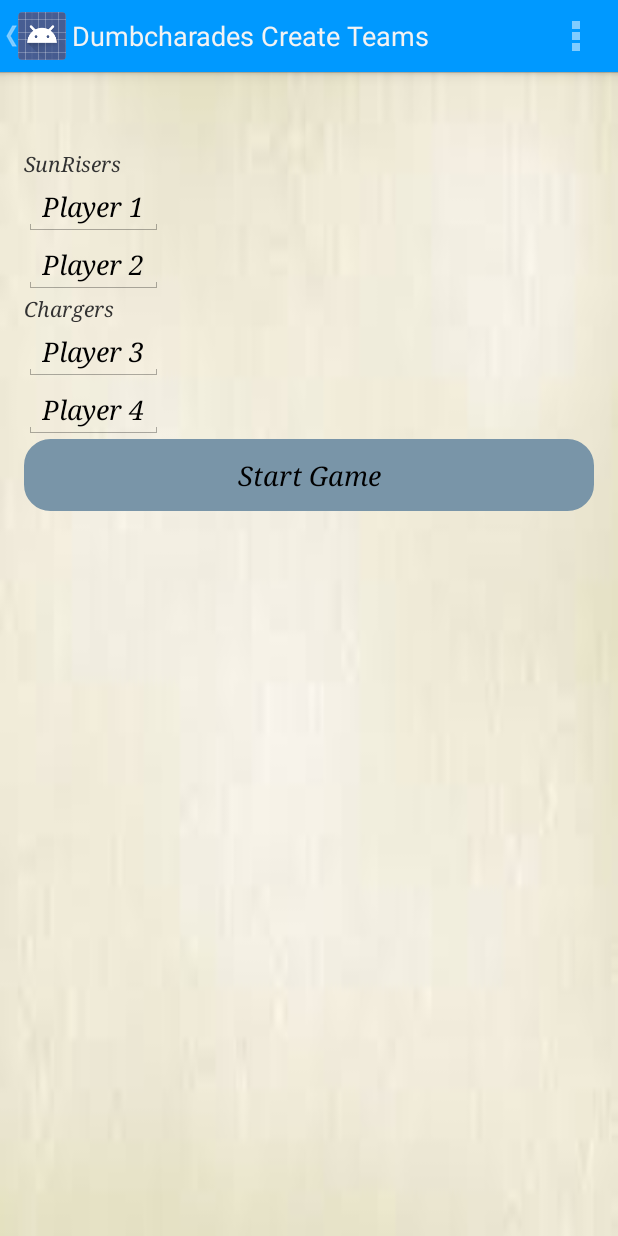
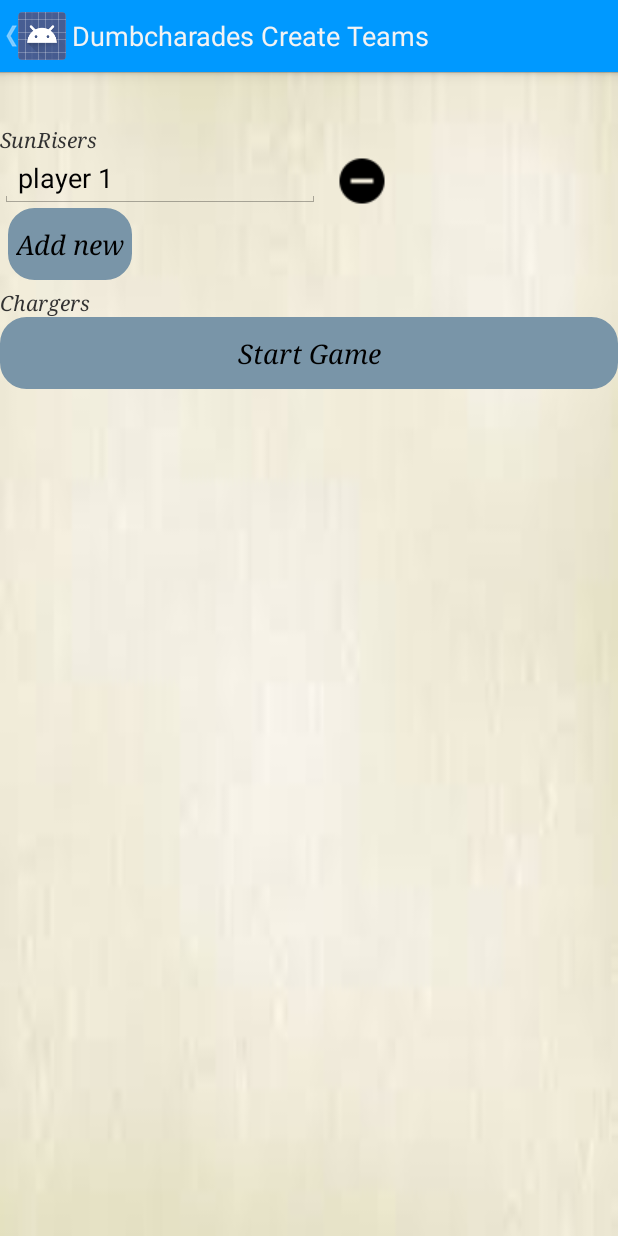
Before and after one commit to kishorependyala/DumbCharades, an Android app: the screen it shows after launch (CreateTeamsActivity), after a tap on "Create Game", on a phone screen of 412 x 824 dp. Run offline under Robolectric (Android 15) with nearby library versions, the phone set to English and light mode, and no system bars.

Commit message:
dynamic addition of player textfeild

```diff
--- a/app/src/main/java/com/teabreaktechnology/dumcharades/CreateTeamsActivity.java
+++ b/app/src/main/java/com/teabreaktechnology/dumcharades/CreateTeamsActivity.java
@@ -1,20 +1,26 @@
 package com.teabreaktechnology.dumcharades;
 
 import android.app.Activity;
+import android.content.Context;
 import android.content.Intent;
 import android.media.MediaPlayer;
 import android.os.Bundle;
-import android.view.Menu;
-import android.view.MenuItem;
+import android.view.LayoutInflater;
 import android.view.View;
 import android.widget.Button;
 import android.widget.EditText;
+import android.widget.ImageButton;
+import android.widget.LinearLayout;
 import android.widget.TextView;
 
 import com.teabreaktechnology.dumcharades.cache.GameCache;
 
 
 public class CreateTeamsActivity extends Activity {
+    // Parent view for all rows and the add button.
+    private LinearLayout mContainerView;
+    public String PlayerNames[];
+    public int i = 1;
 
     @Override
     protected void onCreate(Bundle savedInstanceState) {
@@ -33,20 +39,17 @@ public class CreateTeamsActivity extends Activity {
 
         TextView team1TextView = (TextView) findViewById(R.id.team1NameTextView);
         TextView team2TextView = (TextView) findViewById(R.id.team2NameTextView);
+
+        Button addteam = (Button) findViewById(R.id.add);
         Button startGameButton = (Button) findViewById(R.id.startGameButton);
 
         team1TextView.setText(team1Name);
         team2TextView.setText(team2Name);
 
-        final EditText team1Player1EditText = (EditText) findViewById(R.id.team1Player1editText);
-        final EditText team1Player2EditText = (EditText) findViewById(R.id.team1Player2editText);
-        final EditText team2Player1EditText = (EditText) findViewById(R.id.team2Player1editText);
-        final EditText team2Player2EditText = (EditText) findViewById(R.id.team2Player2editText);
+        mContainerView = (LinearLayout) findViewById(R.id.parentView);
 
-        team1Player1EditText.setText("Player 1");
-        team1Player2EditText.setText("Player 2");
-        team2Player1EditText.setText("Player 3");
-        team2Player2EditText.setText("Player 4");
+
+        inflateEditRow("player " + i);
 
 
         final MediaPlayer mp = MediaPlayer.create(this, R.raw.button3);
@@ -56,24 +59,13 @@ public class CreateTeamsActivity extends Activity {
             public void onClick(View v) {
                 mp.start();
                 Intent startGameIntent = new Intent(CreateTeamsActivity.this, GamePlayActivity.class);
-                String team1Player1Name = team1Player1EditText.getText().toString();
-                String team1Player2Name = team1Player2EditText.getText().toString();
-                String team2Player1Name = team2Player1EditText.getText().toString();
-                String team2Player2Name = team2Player2EditText.getText().toString();
 
                 GameCache gameCache = GameCache.getInstance(true);
                 int team1Id = gameCache.addTeam(team1Name);
                 int team2Id = gameCache.addTeam(team2Name);
-                int player1Id = gameCache.addPlayer(team1Player1Name);
-                int player2Id = gameCache.addPlayer(team1Player2Name);
-                int player3Id = gameCache.addPlayer(team2Player1Name);
-                int player4Id = gameCache.addPlayer(team2Player2Name);
+
                 int gameId = 1;
 
-                gameCache.addPlayer(gameId, team1Id, player1Id);
-                gameCache.addPlayer(gameId, team1Id, player2Id);
-                gameCache.addPlayer(gameId, team2Id, player3Id);
-                gameCache.addPlayer(gameId, team2Id, player4Id);
 
                 startGameIntent.putExtra("gameId", gameId + "");
                 startGameIntent.putExtra("timeIntervalForEachPlay", timeIntervalForEachPlay);
@@ -86,25 +78,32 @@ public class CreateTeamsActivity extends Activity {
     }
 
 
-    @Override
-    public boolean onCreateOptionsMenu(Menu menu) {
-        // Inflate the menu; this adds items to the action bar if it is present.
-        getMenuInflater().inflate(R.menu.menu_create_teams, menu);
-        return true;
+    public void onAddNewClicked(View v) {
+        i++;
+        // Inflate a new row and hide the button self.
+        inflateEditRow("player " + i);
+
     }
 
-    @Override
-    public boolean onOptionsItemSelected(MenuItem item) {
-        // Handle action bar item clicks here. The action bar will
-        // automatically handle clicks on the Home/Up button, so long
-        // as you specify a parent activity in AndroidManifest.xml.
-        int id = item.getItemId();
+    // onClick handler for the "-" button of each row
+    public void onDeleteClicked(View v) {
+        i--;
+        // remove the row by calling the getParent on button
+        mContainerView.removeView((View) v.getParent());
+    }
 
-        //noinspection SimplifiableIfStatement
-        if (id == R.id.action_settings) {
-            return true;
-        }
+    // Helper for inflating a row
+    private void inflateEditRow(String name) {
 
-        return super.onOptionsItemSelected(item);
+        LayoutInflater inflater = (LayoutInflater) getSystemService(Context.LAYOUT_INFLATER_SERVICE);
+        final View rowView = inflater.inflate(R.layout.row, null);
+        final ImageButton deleteButton = (ImageButton) rowView
+                .findViewById(R.id.delete);
+        final EditText editText = (EditText) rowView
+                .findViewById(R.id.editText);
+
+        editText.setText(name);
+        // Inflate at the end of all rows but before the "Add new" button
+        mContainerView.addView(rowView, mContainerView.getChildCount() - 1);
     }
 }
--- a/app/src/main/res/layout/activity_create_teams.xml
+++ b/app/src/main/res/layout/activity_create_teams.xml
@@ -1,13 +1,10 @@
-<RelativeLayout xmlns:android="http://schemas.android.com/apk/res/android"
+<LinearLayout xmlns:android="http://schemas.android.com/apk/res/android"
     xmlns:tools="http://schemas.android.com/tools"
     android:id="@+id/createTeams"
-    android:layout_width="wrap_content"
+    android:layout_width="match_parent"
     android:layout_height="match_parent"
     android:background="@drawable/home_plain"
-    android:paddingBottom="@dimen/activity_vertical_margin"
-    android:paddingLeft="@dimen/activity_horizontal_margin"
-    android:paddingRight="@dimen/activity_horizontal_margin"
-    android:paddingTop="@dimen/activity_vertical_margin"
+    android:orientation="vertical"
     tools:context="com.teabreaktechnology.dumcharades.CreateTeamsActivity">
 
 
@@ -21,27 +18,29 @@
         android:fontFamily="serif"
         android:text="Team 1 name"
         android:textStyle="italic" />
-    />
 
-    <EditText
-        android:id="@+id/team1Player1editText"
-        android:layout_width="wrap_content"
+    <LinearLayout
+        android:id="@+id/parentView"
+        android:layout_width="match_parent"
         android:layout_height="wrap_content"
-        android:layout_alignParentLeft="true"
-        android:layout_alignParentStart="true"
-        android:layout_below="@+id/team1NameTextView"
-        android:fontFamily="serif"
-        android:textStyle="italic" />
+        android:orientation="vertical">
 
-    <EditText
-        android:id="@+id/team1Player2editText"
-        android:layout_width="wrap_content"
-        android:layout_height="wrap_content"
-        android:layout_alignParentLeft="true"
-        android:layout_alignParentStart="true"
-        android:layout_below="@+id/team1Player1editText"
-        android:fontFamily="serif"
-        android:textStyle="italic" />
+        <Button
+            android:id="@+id/add"
+            android:layout_width="wrap_content"
+            android:layout_height="wrap_content"
+            android:layout_marginBottom="5dp"
+            android:layout_marginLeft="5dp"
+            android:layout_marginRight="5dp"
+            android:background="@drawable/colors"
+            android:fontFamily="serif"
+            android:gravity="center_vertical|left"
+            android:onClick="onAddNewClicked"
+            android:paddingLeft="5dp"
+            android:text="Add new"
+            android:textStyle="italic" />
+
+    </LinearLayout>
 
     <TextView
         android:id="@+id/team2NameTextView"
@@ -54,27 +53,6 @@
         android:text="Team 2 name"
         android:textStyle="italic" />
 
-    <EditText
-        android:id="@+id/team2Player1editText"
-        android:layout_width="wrap_content"
-        android:layout_height="wrap_content"
-        android:layout_alignParentLeft="true"
-        android:layout_alignParentStart="true"
-        android:layout_below="@+id/team2NameTextView"
-        android:layout_centerVertical="true"
-        android:fontFamily="serif"
-        android:textStyle="italic" />
-
-    <EditText
-        android:id="@+id/team2Player2editText"
-        android:layout_width="wrap_content"
-        android:layout_height="wrap_content"
-        android:layout_alignParentLeft="true"
-        android:layout_alignParentStart="true"
-        android:layout_below="@+id/team2Player1editText"
-        android:layout_centerVertical="true"
-        android:fontFamily="serif"
-        android:textStyle="italic" />
 
     <Button
         android:id="@+id/startGameButton"
@@ -87,4 +65,4 @@
         android:text="Start Game"
         android:textStyle="italic" />
 
-</RelativeLayout>
+</LinearLayout>
--- /dev/null
+++ b/app/src/main/res/layout/row.xml
@@ -0,0 +1,27 @@
+<?xml version="1.0" encoding="utf-8"?>
+<LinearLayout xmlns:android="http://schemas.android.com/apk/res/android"
+    android:layout_width="match_parent"
+    android:layout_height="wrap_content"
+    android:animateLayoutChanges="true"
+    android:orientation="horizontal">
+
+
+    <EditText
+        android:id="@+id/editText"
+        android:layout_width="wrap_content"
+        android:layout_height="match_parent"
+        android:ems="10"
+        android:hint=""
+        android:singleLine="true">
+
+        <requestFocus />
+    </EditText>
+
+    <ImageButton
+        android:id="@+id/delete"
+        android:layout_width="wrap_content"
+        android:layout_height="wrap_content"
+        android:layout_marginLeft="10dp"
+        android:background="@drawable/delete"
+        android:onClick="onDeleteClicked"/>
+</LinearLayout>
```
Also changed, not shown: app/src/main/res/drawable/add.png (added), app/src/main/res/drawable/delete.png (added), 1 other file.
